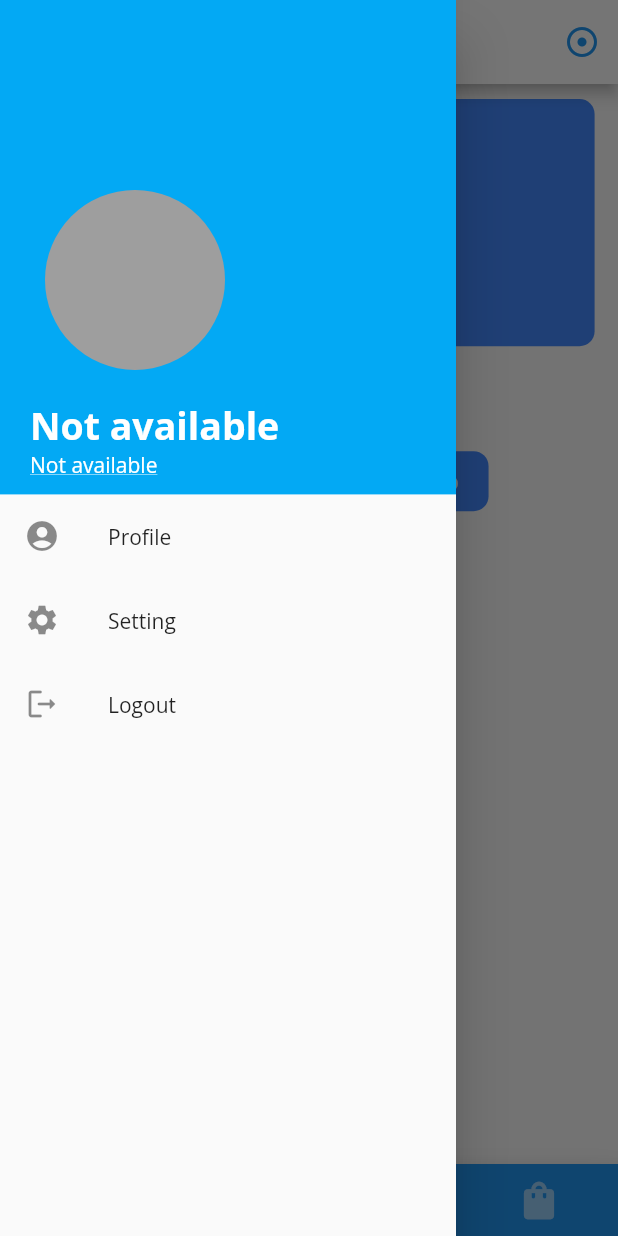
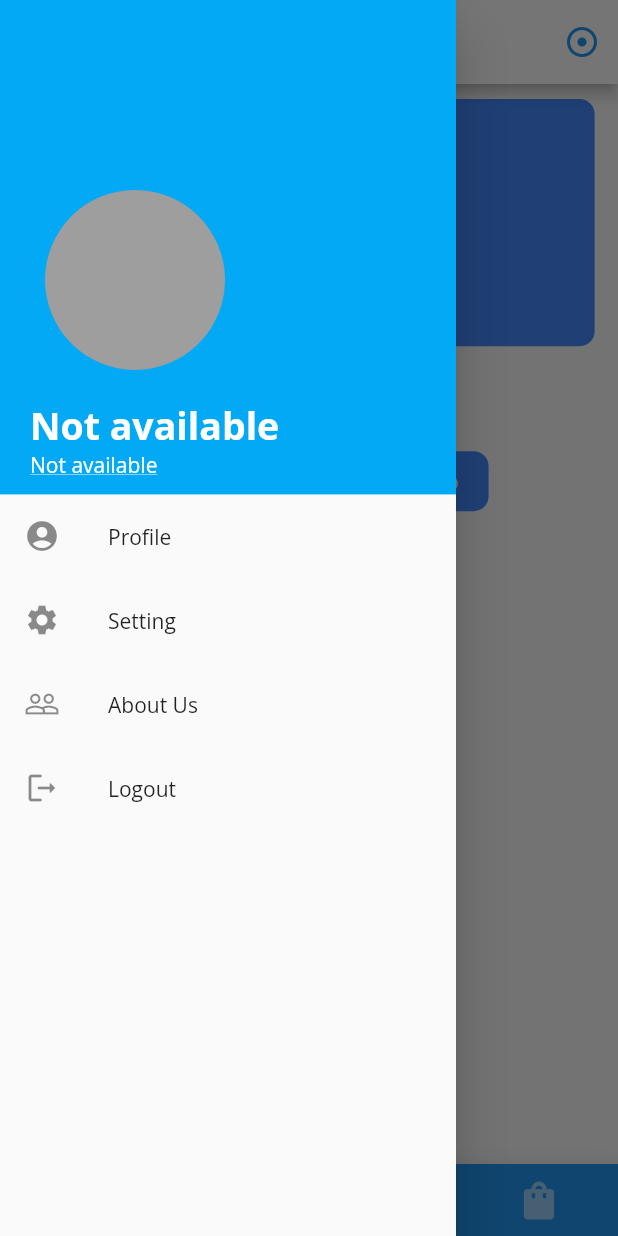
Before and after one commit to SilentCatD/CheckBird, a Flutter app: the screen it shows once a user with an empty profile is signed in, with the side drawer open, on a phone screen of 412 x 824 dp. Run offline on Flutter 3.47's test engine with Material 2 defaults, Android fonts, the phone set to English and light mode, and no system bars; our stand-ins replace awesome_notifications, chewie, cloud_firestore, date_time_picker, firebase_auth, firebase_core and 10 more; missing offline and left inert: flutter_material_color_picker, ntp; accounts and stored records are empty; network calls fail.

Commit message:
Add about us in main flow

```diff
--- a/lib/main.dart
+++ b/lib/main.dart
@@ -1,6 +1,7 @@
 import 'dart:io';
 import 'package:check_bird/models/todo/todo.dart';
 import 'package:check_bird/models/todo/todo_list_controller.dart';
+import 'package:check_bird/screens/about/about_screen.dart';
 import 'package:check_bird/screens/authentication/authenticate_screen.dart';
 import 'package:check_bird/screens/create_task/create_todo_screen.dart';
 import 'package:check_bird/screens/flappy_bird/flappy_bird_screen.dart';
@@ -70,6 +71,7 @@ class MyApp extends StatelessWidget {
         AuthenticateScreen.routeName : (context) => const AuthenticateScreen(),
         WelcomeScreen.routeName: (context) => const WelcomeScreen(),
         GroupDetailScreen.routeName: (context) => const GroupDetailScreen(),
+        AboutScreen.routeName: (context) => const AboutScreen(),
       },
       onUnknownRoute: (settings) {
         return MaterialPageRoute(builder: (context) {
--- a/lib/widgets/app_drawer.dart
+++ b/lib/widgets/app_drawer.dart
@@ -1,3 +1,4 @@
+import 'package:check_bird/screens/about/about_screen.dart';
 import 'package:check_bird/screens/setting/setting_screen.dart';
 import 'package:check_bird/services/authentication.dart';
 import 'package:flutter/material.dart';
@@ -80,6 +81,14 @@ class AppDrawer extends StatelessWidget {
                   },
                 ),
                 ListTile(
+                  title: const Text("About Us"),
+                  leading: const Icon(Icons.people_outline),
+                  onTap: () {
+                    Navigator.of(context).pop();
+                    Navigator.of(context).pushNamed(AboutScreen.routeName);
+                  },
+                ),
+                ListTile(
                   title: const Text("Logout"),
                   leading: const Icon(Icons.logout_rounded),
                   onTap: () => Authentication.signOut(),
```
